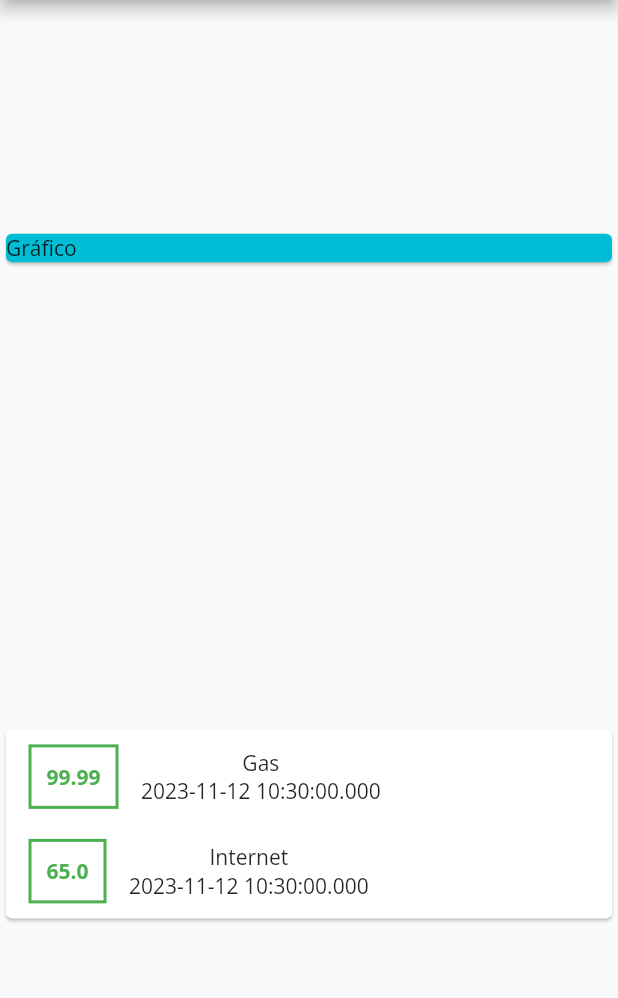
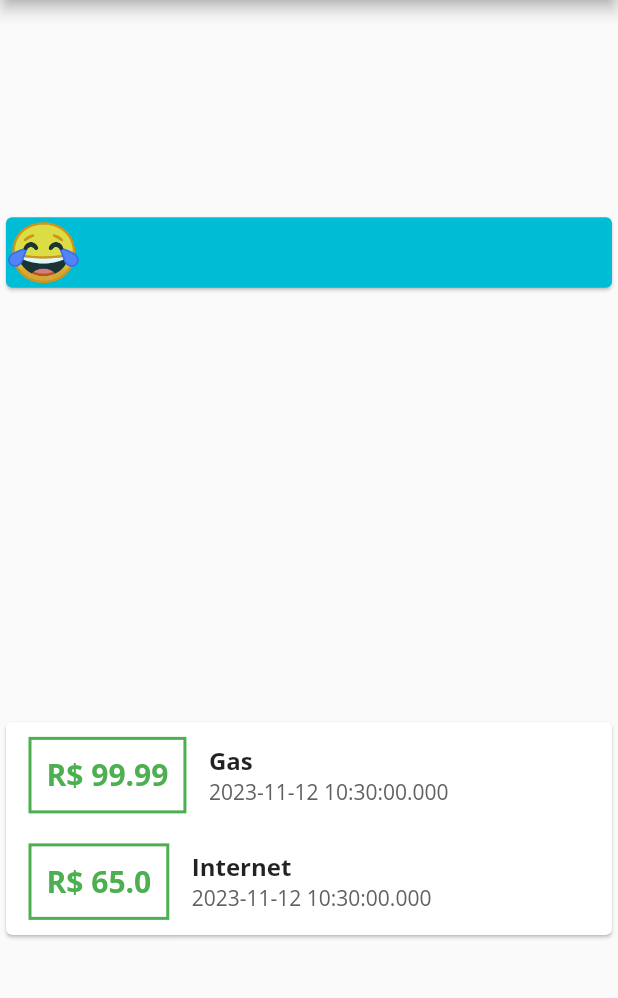
Before and after one commit to lauro-ss/Practices_Flutter, a Flutter app: the screen it shows after launch, on a phone screen of 412 x 824 dp, the part 84-1082 px from its top. Run offline on Flutter 3.47's test engine with Material 2 defaults, Android fonts, the phone set to English and light mode, and no system bars.

```diff
--- a/expenses/lib/main.dart
+++ b/expenses/lib/main.dart
@@ -1,5 +1,6 @@
 import 'package:expenses/models/tran.dart';
 import 'package:flutter/material.dart';
+import 'dart:convert' show utf8;
 
 main() => runApp(const App());
 
@@ -21,9 +22,11 @@ class Home extends StatelessWidget {
   Home({super.key});
 
   final _tran = [
-    Transaction(id: 1, title: "Gas", value: 99.99, date: DateTime.now()),
-    Transaction(id: 2, title: "Internet", value: 65.00, date: DateTime.now()),
+    Transaction(1, "Gas", 99.99, DateTime.now(), "BRL"),
+    Transaction(2, "Internet", 65.00, DateTime.now(), "BRL"),
   ];
+
+  final utf = utf8.decoder;
 
   @override
   Widget build(BuildContext context) {
@@ -33,7 +36,13 @@ class Home extends StatelessWidget {
         crossAxisAlignment: CrossAxisAlignment.stretch,
         mainAxisAlignment: MainAxisAlignment.spaceAround,
         children: [
-          const Card(color: Colors.cyan, child: Text("Gráfico")),
+          const Card(
+            color: Colors.cyan,
+            child: Text(
+              "\u{1F602}",
+              style: TextStyle(fontSize: 40),
+            ),
+          ),
           Card(
             child: Column(
               children: [
@@ -49,14 +58,26 @@ class Home extends StatelessWidget {
                                 width: 2)),
                         padding: const EdgeInsets.all(10),
                         child: Text(
-                          t.value.toString(),
+                          t.value,
                           style: TextStyle(
                               color: Theme.of(context).primaryColor,
+                              fontSize: 20,
                               fontWeight: FontWeight.w700),
                         ),
                       ),
                       Column(
-                        children: [Text(t.title), Text(t.date.toString())],
+                        crossAxisAlignment: CrossAxisAlignment.start,
+                        children: [
+                          Text(
+                            t.title,
+                            style: const TextStyle(
+                                fontSize: 16, fontWeight: FontWeight.w700),
+                          ),
+                          Text(
+                            t.date,
+                            style: TextStyle(color: Colors.grey[700]),
+                          )
+                        ],
                       )
                     ],
                   );
--- a/expenses/lib/models/tran.dart
+++ b/expenses/lib/models/tran.dart
@@ -1,12 +1,26 @@
 class Transaction {
-  final int id;
-  final String title;
-  final double value;
-  final DateTime date;
+  final int _id;
+  final String _title;
+  final double _value;
+  final DateTime _date;
+  final String _type;
 
-  Transaction(
-      {required this.id,
-      required this.title,
-      required this.value,
-      required this.date});
+  Transaction(this._id, this._title, this._value, this._date, this._type);
+
+  String get value {
+    switch (_type) {
+      case "BRL":
+        return "R\$ ${_value.toString()}";
+      default:
+        return "\$ ${_value.toString()}";
+    }
+  }
+
+  String get title {
+    return _title;
+  }
+
+  String get date {
+    return _date.toString();
+  }
 }
```
